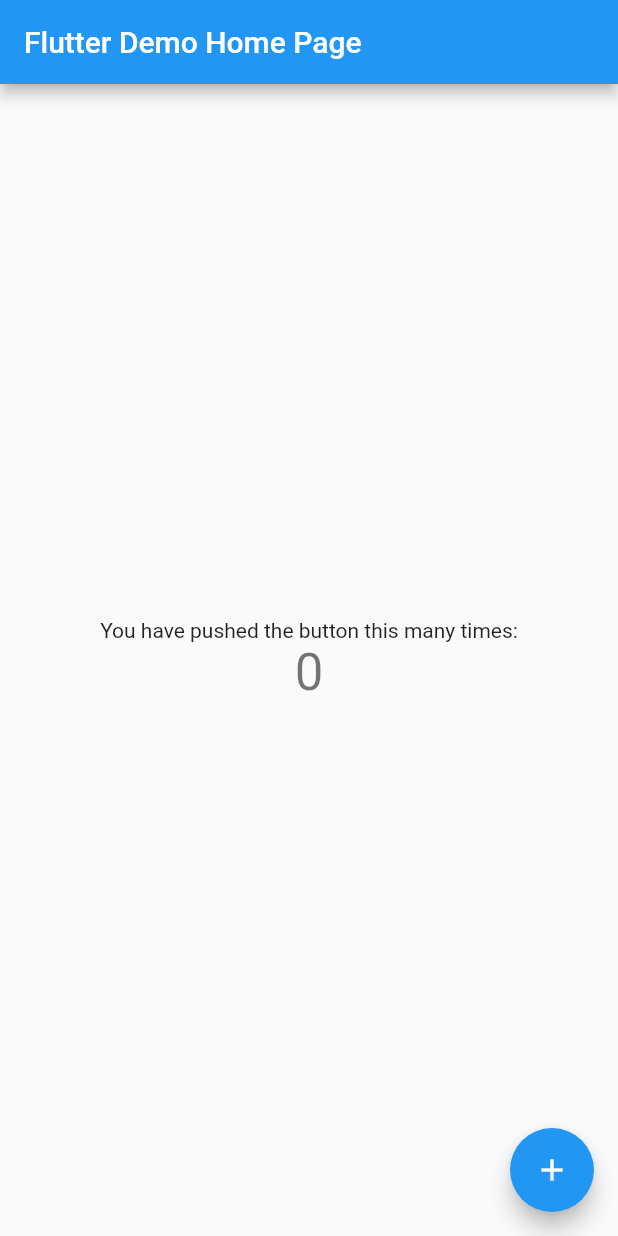
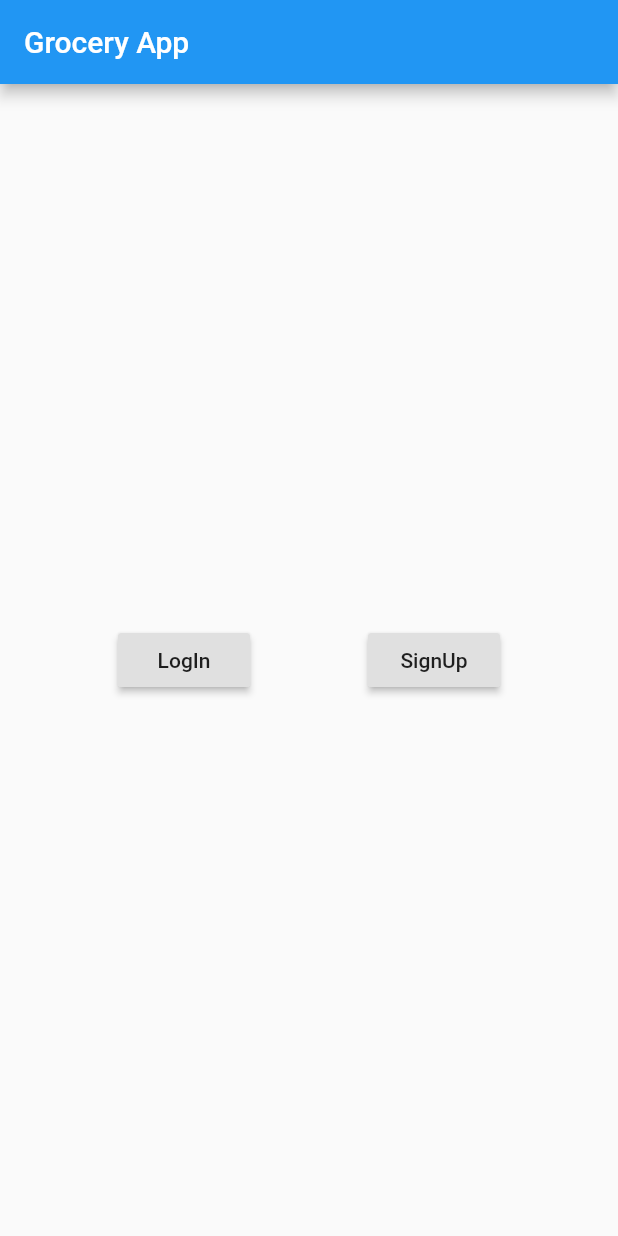
Before and after one commit to gtmraj7777/flutter_grocery_app, a Flutter app: the screen it shows after launch, on a phone screen of 412 x 824 dp. Run offline on Flutter 3.47's test engine with Material 2 defaults, Android fonts, the phone set to English and light mode, and no system bars; our stand-ins replace fluttertoast.

Commit message:
Grocery App complete

```diff
--- a/lib/main.dart
+++ b/lib/main.dart
@@ -1,115 +1,39 @@
 import 'package:flutter/material.dart';
+import 'package:flutter_grocery_app/widget/category_screen.dart';
+import 'package:flutter_grocery_app/widget/error_page.dart';
+import 'package:flutter_grocery_app/widget/home_screen.dart';
+import 'package:flutter_grocery_app/widget/login_screen.dart';
+import 'package:flutter_grocery_app/widget/registration_form.dart';
 
-void main() {
-  runApp(const MyApp());
+
+void main()
+{
+  runApp(MyWidget());
 }
 
-class MyApp extends StatelessWidget {
-  const MyApp({Key? key}) : super(key: key);
+class MyWidget extends StatefulWidget {
+  const MyWidget({Key? key}) : super(key: key);
 
-  // This widget is the root of your application.
+  @override
+  _MyWidgetState createState() => _MyWidgetState();
+}
+
+class _MyWidgetState extends State<MyWidget> {
   @override
   Widget build(BuildContext context) {
     return MaterialApp(
-      title: 'Flutter Demo',
-      theme: ThemeData(
-        // This is the theme of your application.
-        //
-        // Try running your application with "flutter run". You'll see the
-        // application has a blue toolbar. Then, without quitting the app, try
-        // changing the primarySwatch below to Colors.green and then invoke
-        // "hot reload" (press "r" in the console where you ran "flutter run",
-        // or simply save your changes to "hot reload" in a Flutter IDE).
-        // Notice that the counter didn't reset back to zero; the application
-        // is not restarted.
-        primarySwatch: Colors.blue,
-      ),
-      home: const MyHomePage(title: 'Flutter Demo Home Page'),
+      debugShowCheckedModeBanner: false,
+       initialRoute: "/",
+       routes: {
+
+         "/":(contex) => HomeScreen(),
+         "/registration":(contex) => Registration(),
+         "/login":(contex) => LoginScreen(),
+         "/category":(contex) => CategoryScreen(),
+        // "/error":(contex) => ErrorScreen(),
+       },
+
+
     );
   }
 }
-
-class MyHomePage extends StatefulWidget {
-  const MyHomePage({Key? key, required this.title}) : super(key: key);
-
-  // This widget is the home page of your application. It is stateful, meaning
-  // that it has a State object (defined below) that contains fields that affect
-  // how it looks.
-
-  // This class is the configuration for the state. It holds the values (in this
-  // case the title) provided by the parent (in this case the App widget) and
-  // used by the build method of the State. Fields in a Widget subclass are
-  // always marked "final".
-
-  final String title;
-
-  @override
-  State<MyHomePage> createState() => _MyHomePageState();
-}
-
-class _MyHomePageState extends State<MyHomePage> {
-  int _counter = 0;
-
-  void _incrementCounter() {
-    setState(() {
-      // This call to setState tells the Flutter framework that something has
-      // changed in this State, which causes it to rerun the build method below
-      // so that the display can reflect the updated values. If we changed
-      // _counter without calling setState(), then the build method would not be
-      // called again, and so nothing would appear to happen.
-      _counter++;
-    });
-  }
-
-  @override
-  Widget build(BuildContext context) {
-    // This method is rerun every time setState is called, for instance as done
-    // by the _incrementCounter method above.
-    //
-    // The Flutter framework has been optimized to make rerunning build methods
-    // fast, so that you can just rebuild anything that needs updating rather
-    // than having to individually change instances of widgets.
-    return Scaffold(
-      appBar: AppBar(
-        // Here we take the value from the MyHomePage object that was created by
-        // the App.build method, and use it to set our appbar title.
-        title: Text(widget.title),
-      ),
-      body: Center(
-        // Center is a layout widget. It takes a single child and positions it
-        // in the middle of the parent.
-        child: Column(
-          // Column is also a layout widget. It takes a list of children and
-          // arranges them vertically. By default, it sizes itself to fit its
-          // children horizontally, and tries to be as tall as its parent.
-          //
-          // Invoke "debug painting" (press "p" in the console, choose the
-          // "Toggle Debug Paint" action from the Flutter Inspector in Android
-          // Studio, or the "Toggle Debug Paint" command in Visual Studio Code)
-          // to see the wireframe for each widget.
-          //
-          // Column has various properties to control how it sizes itself and
-          // how it positions its children. Here we use mainAxisAlignment to
-          // center the children vertically; the main axis here is the vertical
-          // axis because Columns are vertical (the cross axis would be
-          // horizontal).
-          mainAxisAlignment: MainAxisAlignment.center,
-          children: <Widget>[
-            const Text(
-              'You have pushed the button this many times:',
-            ),
-            Text(
-              '$_counter',
-              style: Theme.of(context).textTheme.headline4,
-            ),
-          ],
-        ),
-      ),
-      floatingActionButton: FloatingActionButton(
-        onPressed: _incrementCounter,
-        tooltip: 'Increment',
-        child: const Icon(Icons.add),
-      ), // This trailing comma makes auto-formatting nicer for build methods.
-    );
-  }
-}
--- /dev/null
+++ b/lib/widget/error_page.dart
@@ -0,0 +1,36 @@
+import 'package:flutter/material.dart';
+
+class ErrorScreen extends StatefulWidget {
+ // const ErrorScreen({Key? key}) : super(key: key);
+  String txt="";
+  ErrorScreen.Test(this.txt);
+
+  @override
+  _ErrorScreenState createState() => _ErrorScreenState();
+}
+
+class _ErrorScreenState extends State<ErrorScreen> {
+  @override
+  Widget build(BuildContext context) {
+    return MaterialApp(
+       debugShowCheckedModeBanner: false,
+       home: Scaffold(
+
+         appBar: AppBar(title: Text("${widget.txt}"),),
+         body: Center(
+           child: Column(
+             mainAxisAlignment: MainAxisAlignment.spaceEvenly,
+             children: [
+
+               new Text("${widget.txt}",style: TextStyle(fontSize: 40.0,fontWeight: FontWeight.bold),),
+               new RaisedButton(child: Text("HOME"),onPressed: (){
+                 Navigator.pushNamed(context, "/");
+               })
+
+             ],
+           ),
+         ),
+       ),
+    );
+  }
+}
--- /dev/null
+++ b/lib/widget/home_screen.dart
@@ -0,0 +1,35 @@
+import 'package:flutter/material.dart';
+
+class HomeScreen extends StatefulWidget {
+  const HomeScreen({Key? key}) : super(key: key);
+
+  @override
+  _HomeScreenState createState() => _HomeScreenState();
+}
+
+class _HomeScreenState extends State<HomeScreen> {
+  @override
+  Widget build(BuildContext context) {
+    return MaterialApp(
+      debugShowCheckedModeBanner: false,
+      home: Scaffold(
+        appBar: AppBar(title: Text("Grocery App"),),
+        body: Center(
+          child: Row(
+            mainAxisAlignment: MainAxisAlignment.spaceEvenly,
+            children: [
+              new RaisedButton(onPressed: (){
+                Navigator.pushNamed(context, "/login");
+              },child: Text("LogIn"),),
+              new RaisedButton(onPressed: (){
+                Navigator.pushNamed(context, "/registration");
+
+
+              },child: Text("SignUp"),)
+            ],
+          ),
+        ),
+      ),
+    );
+  }
+}
--- /dev/null
+++ b/lib/widget/login_screen.dart
@@ -0,0 +1,101 @@
+import 'package:flutter/material.dart';
+import 'package:fluttertoast/fluttertoast.dart';
+
+import 'package:http/http.dart' as http;
+import 'dart:convert';
+
+import 'error_page.dart';
+
+class LoginScreen extends StatefulWidget {
+  const LoginScreen({Key? key}) : super(key: key);
+
+  @override
+  _LoginScreenState createState() => _LoginScreenState();
+}
+
+class _LoginScreenState extends State<LoginScreen> {
+  TextEditingController textEditingControllerEmail = new TextEditingController();
+  TextEditingController textEditingControllerPassword = new TextEditingController();
+
+  @override
+  Widget build(BuildContext context) {
+    return MaterialApp(
+      debugShowCheckedModeBanner: false,
+      home: Scaffold(
+        appBar: AppBar(title: Text("Login"),),
+        body: Center(
+          child: new Form(
+
+            child: new Column(
+              children: [
+
+                new TextFormField(controller: textEditingControllerEmail ,decoration: InputDecoration(hintText: "Email"),),
+                new TextFormField(controller: textEditingControllerPassword,decoration: InputDecoration(hintText : "Password"),),
+
+                RaisedButton(color: Colors.lightBlue,
+
+                  onPressed: login,
+
+                  child: Text("Login",style: new TextStyle(color: Colors.white),),
+                ),
+              ],
+            ) ,
+
+          ) ,
+        ),
+      ),
+    );
+  }
+
+  void login() async{
+
+    try {
+
+          Map<String,String> headers ={
+            "Content-Type" : "application/json",
+          };
+
+          var response = await http.post(Uri.parse(
+              "https://grocery-second-app.herokuapp.com/api/auth/login"),
+              body: jsonEncode( {
+
+                "email": "${textEditingControllerEmail.text}",
+                "password": "${textEditingControllerPassword.text}",
+
+              }),headers: headers
+          );
+
+        //  print(response.statusCode);
+
+         // print("++++++++++  "+response.body);
+          var decodeData = jsonDecode(response.body);
+
+
+          print(decodeData);
+
+          var msg = decodeData["message"];
+          print(msg);
+
+
+      if(msg == null)
+        {
+          Navigator.pushNamed(context, "/category");
+        }else{
+        Navigator.of(context).push(MaterialPageRoute(builder: (context) => ErrorScreen.Test("$msg")));
+      }
+
+
+
+
+
+
+        }
+        catch(e)
+        {
+          print("--------------  $e");
+        }
+
+
+
+  }
+}
--- /dev/null
+++ b/lib/widget/registration_form.dart
@@ -0,0 +1,84 @@
+import 'package:flutter/material.dart';
+import 'package:http/http.dart' as http;
+import 'dart:convert';
+import 'error_page.dart';
+
+class Registration extends StatefulWidget {
+  const Registration({Key? key}) : super(key: key);
+
+  @override
+  _RegistrationState createState() => _RegistrationState();
+}
+
+class _RegistrationState extends State<Registration> {
+
+
+  TextEditingController textEditingControllerName = new TextEditingController();
+  TextEditingController textEditingControllerEmail = new TextEditingController();
+  TextEditingController textEditingControllerPassword = new TextEditingController();
+  TextEditingController textEditingControllerMobile = new TextEditingController();
+
+  @override
+  Widget build(BuildContext context) {
+    return MaterialApp(
+          debugShowCheckedModeBanner: false,
+      home: Scaffold(
+        appBar: AppBar(title: Text("Registration"),),
+        body: Center(
+          child: new Form(
+
+            child: new Column(
+              children: [
+                new TextFormField(controller: textEditingControllerName,decoration: InputDecoration(hintText : "First Name"),),
+                new TextFormField(controller: textEditingControllerEmail,decoration: InputDecoration(hintText: "Email"),),
+                new TextFormField(controller: textEditingControllerPassword,decoration: InputDecoration(hintText : "Password"),),
+                new TextFormField(controller: textEditingControllerMobile,decoration: InputDecoration(hintText: "Mobile"),),
+                RaisedButton(color: Colors.lightBlue,
+                  onPressed: (){
+
+                  registerData();
+
+                  },
+                  child: Text("Submit",style: new TextStyle(color: Colors.white),),
+                ),
+              ],
+            ) ,
+
+          ) ,
+        ),
+      ),
+    );
+  }
+
+  void registerData() async{
+       try{
+            Map<String,String> headers ={
+              "Content-Type" : "application/json",
+            };
+
+            var response = await http.post(Uri.parse(
+                "https://grocery-second-app.herokuapp.com/api/auth/register"),
+                body: jsonEncode( {
+                  "firstName": "${textEditingControllerName.text}",
+                  "email": "${textEditingControllerEmail.text}",
+                  "password": "${textEditingControllerPassword.text}",
+                  "mobile": "${textEditingControllerMobile.text}"
+                }),headers: headers
+            );
+
+           // print("++++++++++  "+response.body);
+            var decodeData = jsonDecode(response.body);
+            //print(decodeData);
+
+            var msg = decodeData["message"];
+           // print(msg);
+              Navigator.of(context).push(MaterialPageRoute(builder: (context) => ErrorScreen.Test("$msg")));
+
+
+       }
+          catch(e)
+          {
+            print("e");
+          }
+        }
+}
--- a/pubspec.yaml
+++ b/pubspec.yaml
@@ -27,6 +27,8 @@ environment:
 # the latest version available on pub.dev. To see which dependencies have newer
 # versions available, run `flutter pub outdated`.
 dependencies:
+  fluttertoast: ^8.0.8
+  http: ^0.13.4
   flutter:
     sdk: flutter
 
```
Also changed, not shown: lib/widget/category_screen.dart (added, +77 -0 lines), pubspec.lock.
